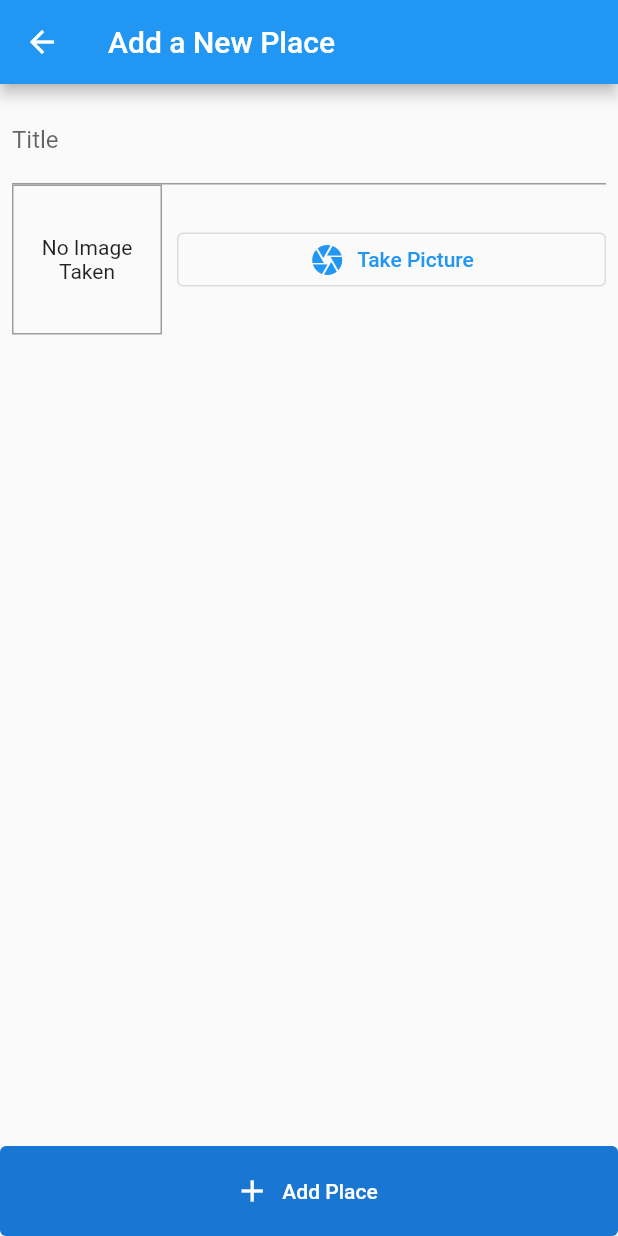
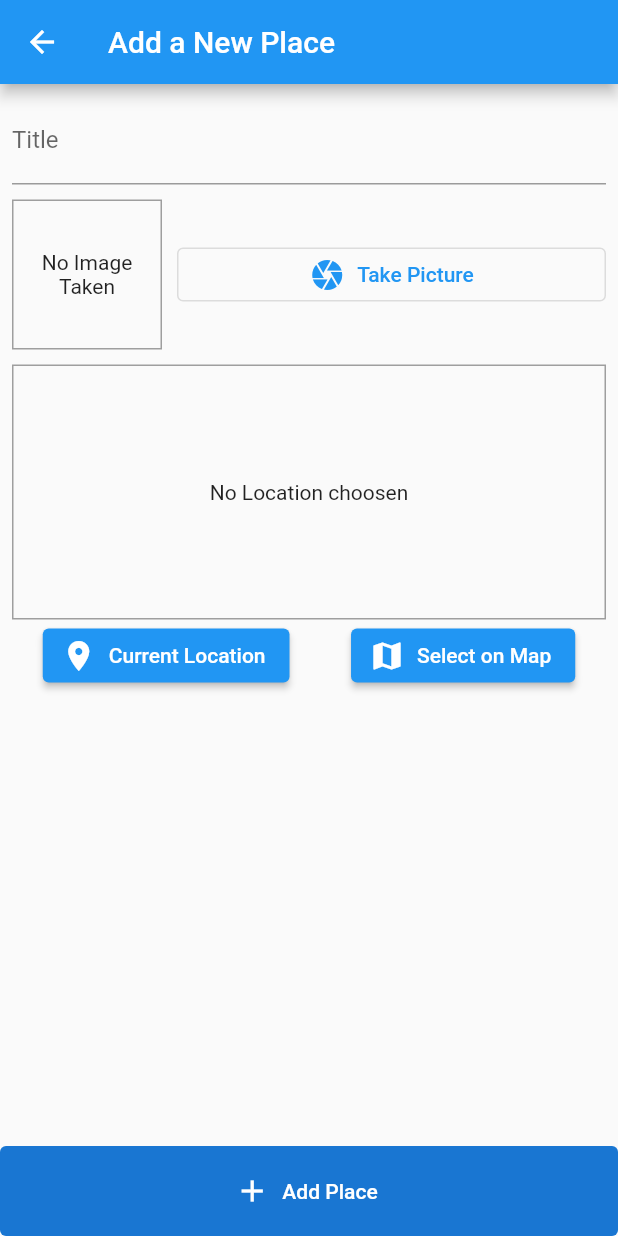
Before and after one commit to FaiyazUllah786/BestPlaces, a Flutter app: the AddPlaceScreen screen opened by its route, on a phone screen of 412 x 824 dp. Run offline on Flutter 3.47's test engine with Material 2 defaults, Android fonts, the phone set to English and light mode, and no system bars; our stand-ins replace image_picker, location, sqflite; accounts and stored records are empty.

Commit message:
didn't implement map but know it :)

```diff
--- a/bestplaces/lib/screens/add_place_screen.dart
+++ b/bestplaces/lib/screens/add_place_screen.dart
@@ -6,6 +6,8 @@
 import 'package:provider/provider.dart';
 
 import 'package:flutter/material.dart';
+
+import '../widgets/location_input.dart';
 
 class AddPlaceScreen extends StatefulWidget {
   static const routeName = '/addPlacesScreen';
@@ -46,13 +48,16 @@
               child: Padding(
                 padding: const EdgeInsets.all(8.0),
                 child: Column(
+                  mainAxisAlignment: MainAxisAlignment.spaceAround,
                   children: [
                     TextField(
                       decoration: InputDecoration(labelText: 'Title'),
                       controller: _titleController,
                     ),
-                    SizedBox(),
+                    SizedBox(height: 10),
                     ImageInput(onSelectImage: _selectImage),
+                    SizedBox(height: 10),
+                    LocationInput(),
                   ],
                 ),
               ),
--- a/bestplaces/lib/screens/place_list_screen.dart
+++ b/bestplaces/lib/screens/place_list_screen.dart
@@ -36,15 +36,28 @@
                       } else {
                         return ListView.builder(
                           itemCount: bestPlaces.items.length,
+                          // itemBuilder: (ctx, i) => Container(
+                          //   padding: EdgeInsets.all(10),
+                          //   height: 300,
+                          //   width: double.infinity,
+                          //   child: Image.file(
+                          //     bestPlaces.items[i].image,
+                          //     fit: BoxFit.cover,
+                          //   ),
+                          // ),
                           itemBuilder: (ctx, i) => Container(
                             padding: EdgeInsets.all(10),
                             height: 300,
                             width: double.infinity,
+                            child: Card(
+                              elevation: 5,
                               child: Image.file(
                                 bestPlaces.items[i].image,
                                 fit: BoxFit.cover,
                               ),
-                                ));
+                            ),
+                          ),
+                        );
                       }
                     }),
         ));
--- a/bestplaces/lib/widgets/location_input.dart
+++ b/bestplaces/lib/widgets/location_input.dart
@@ -1,4 +1,5 @@
 import 'package:flutter/material.dart';
+import 'package:location/location.dart';
 
 class LocationInput extends StatefulWidget {
   const LocationInput({super.key});
@@ -8,8 +9,52 @@
 }
 
 class _LocationInputState extends State<LocationInput> {
+  String? _prevImageUrl;
+  //i will not implement map cause i am broke(didn't have credit card)
+  Future<void> getCurrentUserLocation() async {
+    final locData = await Location().getLocation();
+    print(locData.latitude);
+    print(locData.longitude);
+  }
+
   @override
   Widget build(BuildContext context) {
-    return const Placeholder();
+    return Column(
+      children: [
+        Container(
+          alignment: Alignment.center,
+          height: 170,
+          width: double.infinity,
+          decoration: BoxDecoration(
+            border: Border.all(width: 1, color: Colors.grey),
+          ),
+          child: _prevImageUrl == null
+              ? Text(
+                  'No Location choosen',
+                  textAlign: TextAlign.center,
+                )
+              : Image.network(
+                  _prevImageUrl!,
+                  fit: BoxFit.cover,
+                  width: double.infinity,
+                ),
+        ),
+        Row(
+          mainAxisAlignment: MainAxisAlignment.spaceAround,
+          children: [
+            ElevatedButton.icon(
+              onPressed: getCurrentUserLocation,
+              icon: Icon(Icons.location_on),
+              label: Text('Current Location'),
+            ),
+            ElevatedButton.icon(
+              onPressed: () {},
+              icon: Icon(Icons.map),
+              label: Text('Select on Map'),
+            ),
+          ],
+        )
+      ],
+    );
   }
 }
```
Also changed, not shown: 1 other file. Lines whose indentation alone changed are shown as unchanged.
